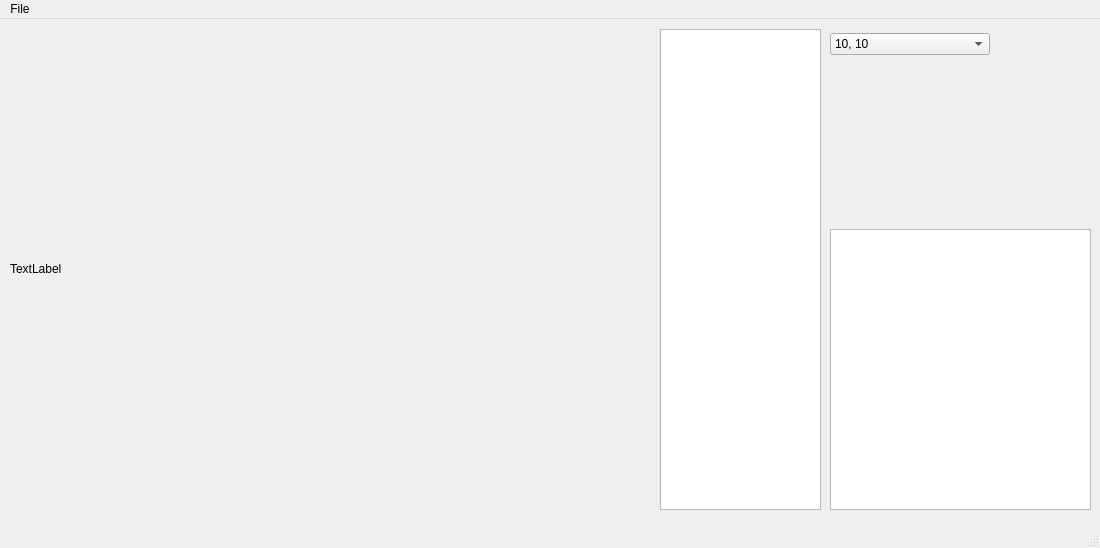
First picture: the form in src/robot/dvisualize/src/mainwindow.ui, repository qixuxiang/pcl_segmentation_test, before the edit.
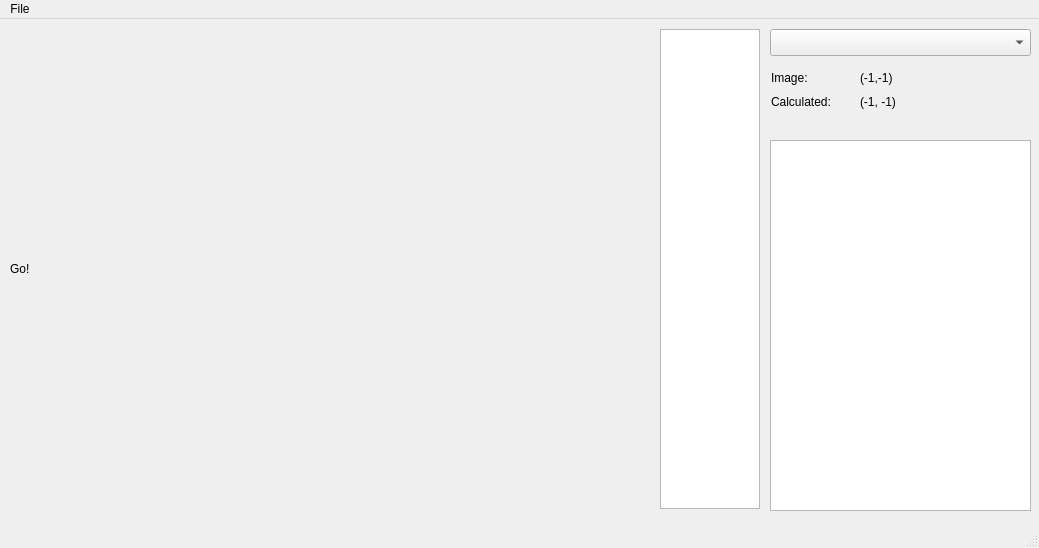
Second picture: the form after the edit. Custom widgets are drawn as their Qt base class.

```diff
--- a/src/robot/dvisualize/src/mainwindow.ui
+++ b/src/robot/dvisualize/src/mainwindow.ui
@@ -6,7 +6,7 @@
    <rect>
     <x>0</x>
     <y>0</y>
-    <width>1100</width>
+    <width>1039</width>
     <height>548</height>
    </rect>
   </property>
@@ -14,7 +14,7 @@
    <string>Vis</string>
   </property>
   <widget class="QWidget" name="centralwidget">
-   <widget class="QLabel" name="label">
+   <widget class="CLabel" name="imagePanel">
     <property name="geometry">
      <rect>
       <x>10</x>
@@ -24,62 +24,89 @@
      </rect>
     </property>
     <property name="text">
-     <string>TextLabel</string>
+     <string>Go!</string>
     </property>
    </widget>
    <widget class="QTextEdit" name="textEdit">
     <property name="geometry">
      <rect>
-      <x>830</x>
-      <y>210</y>
+      <x>770</x>
+      <y>121</y>
       <width>261</width>
-      <height>281</height>
+      <height>371</height>
      </rect>
     </property>
    </widget>
-   <widget class="QWidget" name="gridLayoutWidget">
+   <widget class="QListView" name="listView">
     <property name="geometry">
      <rect>
-      <x>830</x>
+      <x>660</x>
       <y>10</y>
-      <width>160</width>
-      <height>31</height>
+      <width>100</width>
+      <height>480</height>
+     </rect>
+    </property>
+    <property name="cursor" stdset="0">
+     <cursorShape>IBeamCursor</cursorShape>
+    </property>
+   </widget>
+   <widget class="QComboBox" name="candidateReal">
+    <property name="geometry">
+     <rect>
+      <x>770</x>
+      <y>10</y>
+      <width>261</width>
+      <height>27</height>
+     </rect>
+    </property>
+   </widget>
+   <widget class="QWidget" name="layoutWidget">
+    <property name="geometry">
+     <rect>
+      <x>771</x>
+      <y>50</y>
+      <width>171</width>
+      <height>42</height>
      </rect>
     </property>
     <layout class="QGridLayout" name="gridLayout">
      <item row="0" column="0">
-      <widget class="QComboBox" name="comboBox">
-       <item>
-        <property name="text">
-         <string>10, 10</string>
-        </property>
-       </item>
-       <item>
-        <property name="text">
-         <string>10, -10</string>
-        </property>
-       </item>
+      <widget class="QLabel" name="label">
+       <property name="text">
+        <string>Image:</string>
+       </property>
+      </widget>
+     </item>
+     <item row="0" column="1">
+      <widget class="QLabel" name="labelImagePosition">
+       <property name="text">
+        <string>(-1,-1)</string>
+       </property>
+      </widget>
+     </item>
+     <item row="1" column="0">
+      <widget class="QLabel" name="label_3">
+       <property name="text">
+        <string>Calculated:</string>
+       </property>
+      </widget>
+     </item>
+     <item row="1" column="1">
+      <widget class="QLabel" name="labelRealPosition">
+       <property name="text">
+        <string>(-1, -1)</string>
+       </property>
       </widget>
      </item>
     </layout>
    </widget>
-   <widget class="QListView" name="listView">
-    <property name="geometry">
-     <rect>
-      <x>660</x>
-      <y>10</y>
-      <width>161</width>
-      <height>481</height>
-     </rect>
-    </property>
-   </widget>
   </widget>
   <widget class="QMenuBar" name="menubar">
    <property name="geometry">
     <rect>
      <x>0</x>
      <y>0</y>
-     <width>1100</width>
+     <width>1039</width>
      <height>25</height>
     </rect>
    </property>
@@ -120,6 +147,13 @@
    </property>
   </action>
  </widget>
+ <customwidgets>
+  <customwidget>
+   <class>CLabel</class>
+   <extends>QLabel</extends>
+   <header>clabel.hpp</header>
+  </customwidget>
+ </customwidgets>
  <resources/>
  <connections/>
 </ui>
```
